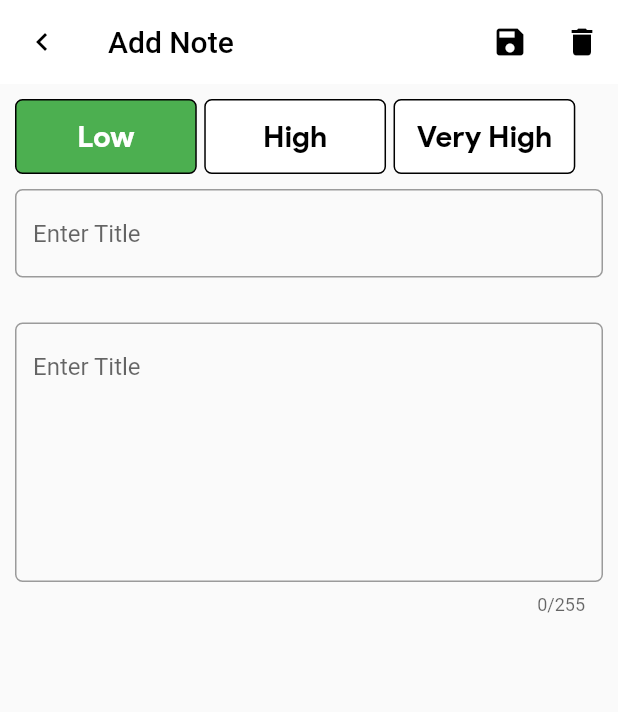
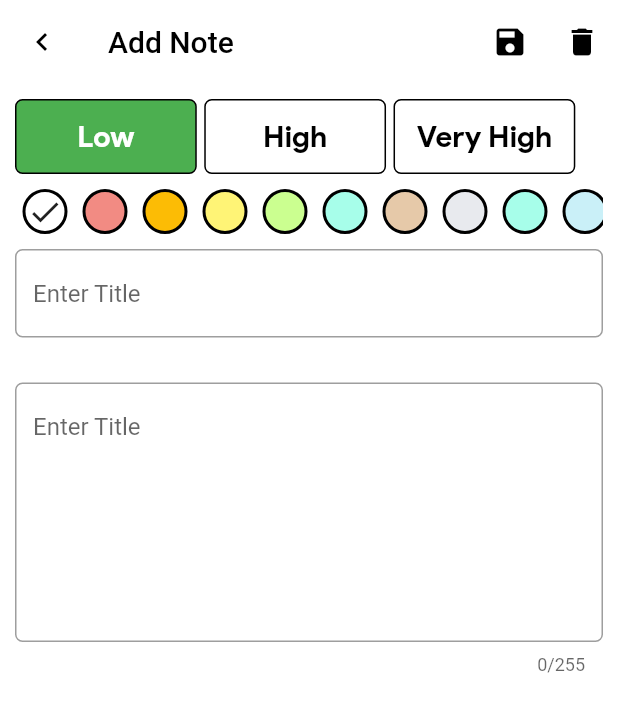
Before and after one commit to CodingWithTashi/note_keeper, a Flutter app: the screen it shows after launch, after a tap on the "list" icon, after a tap on the "add" icon, on a phone screen of 412 x 824 dp. Shown: the top 712 px of the screen. Run offline on Flutter 3.47's test engine with Material 2 defaults, Android fonts, the phone set to English and light mode, and no system bars; our stand-ins replace drift; accounts and stored records are empty; generated files the repository leaves out were written again.

Commit message:
`Part 13 - Color Picker

```diff
--- a/lib/screen/note_detail_page.dart
+++ b/lib/screen/note_detail_page.dart
@@ -1,6 +1,7 @@
 import 'package:drift/drift.dart' as dr;
 import 'package:flutter/material.dart';
 import 'package:note_keeper/database/database.dart';
+import 'package:note_keeper/util/color_picker.dart';
 import 'package:note_keeper/util/priority_picker.dart';
 import 'package:provider/provider.dart';
 
@@ -36,6 +37,7 @@ class _NoteDetailPageState extends State<NoteDetailPage> {
   Widget build(BuildContext context) {
     appDatabase = Provider.of<AppDatabase>(context);
     return Scaffold(
+      backgroundColor: colors[colorLevel],
       appBar: _getDetailAppBar(),
       body: Container(
         padding: const EdgeInsets.symmetric(horizontal: 10, vertical: 10),
@@ -45,6 +47,16 @@ class _NoteDetailPageState extends State<NoteDetailPage> {
               index: priorityLevel,
               onTap: (selectedIndex) {
                 priorityLevel = selectedIndex;
+              },
+            ),
+            const SizedBox(
+              height: 10,
+            ),
+            ColorPicker(
+              index: colorLevel,
+              onTap: (selectedColor) {
+                colorLevel = selectedColor;
+                setState(() {});
               },
             ),
             const SizedBox(
@@ -80,7 +92,7 @@ class _NoteDetailPageState extends State<NoteDetailPage> {
 
   _getDetailAppBar() {
     return AppBar(
-      backgroundColor: Colors.white,
+      backgroundColor: colors[colorLevel],
       elevation: 0,
       leading: IconButton(
         onPressed: () {
--- /dev/null
+++ b/lib/util/color_picker.dart
@@ -0,0 +1,62 @@
+import 'package:flutter/cupertino.dart';
+import 'package:flutter/material.dart';
+
+List<Color> colors = const [
+  Color(0xFFFFFFFF),
+  Color(0xffF28B83),
+  Color(0xFFFCBC05),
+  Color(0xFFFFF476),
+  Color(0xFFCBFF90),
+  Color(0xFFA7FEEA),
+  Color(0xFFE6C9A9),
+  Color(0xFFE8EAEE),
+  Color(0xFFA7FEEA),
+  Color(0xFFCAF0F8)
+];
+
+class ColorPicker extends StatefulWidget {
+  int index;
+  final Function(int) onTap;
+  ColorPicker({Key? key, required this.index, required this.onTap})
+      : super(key: key);
+
+  @override
+  _ColorPickerState createState() => _ColorPickerState();
+}
+
+class _ColorPickerState extends State<ColorPicker> {
+  @override
+  Widget build(BuildContext context) {
+    return SizedBox(
+      height: 30,
+      child: ListView.builder(
+        scrollDirection: Axis.horizontal,
+        itemCount: colors.length,
+        itemBuilder: (context, index) {
+          return InkWell(
+            onTap: () {
+              widget.index = index;
+              widget.onTap(index);
+              setState(() {});
+            },
+            child: Stack(
+              alignment: Alignment.center,
+              children: [
+                Container(
+                  margin: const EdgeInsets.symmetric(horizontal: 5),
+                  width: 30,
+                  height: 30,
+                  decoration: BoxDecoration(
+                      borderRadius: BorderRadius.circular(15),
+                      border: Border.all(color: Colors.black, width: 2),
+                      color: colors[index]),
+                ),
+                widget.index == index ? const Icon(Icons.check) : Container()
+              ],
+            ),
+          );
+        },
+      ),
+    );
+  }
+}
```
